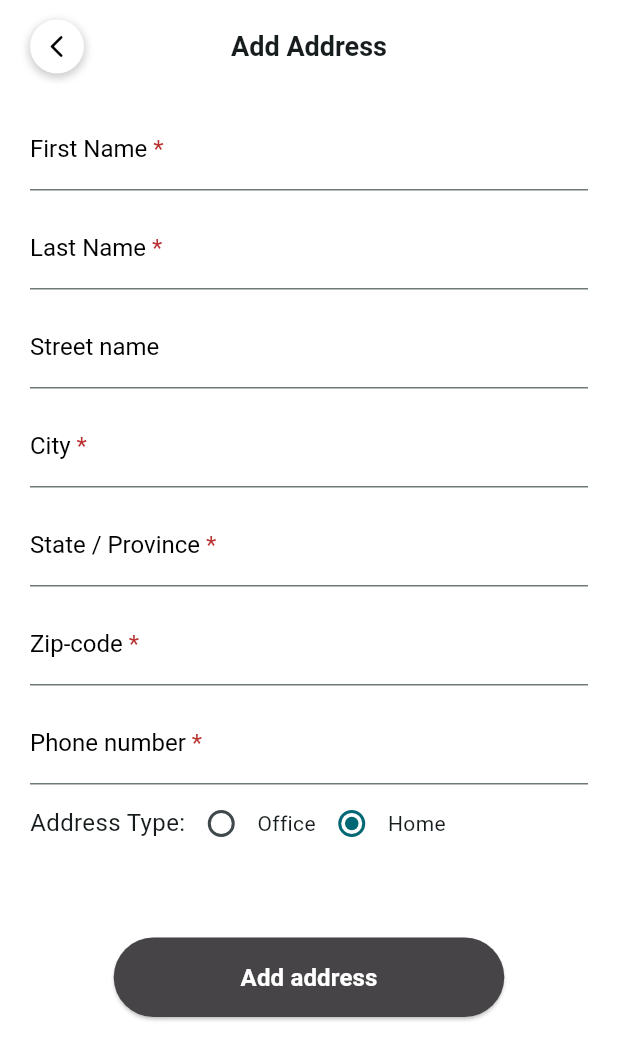
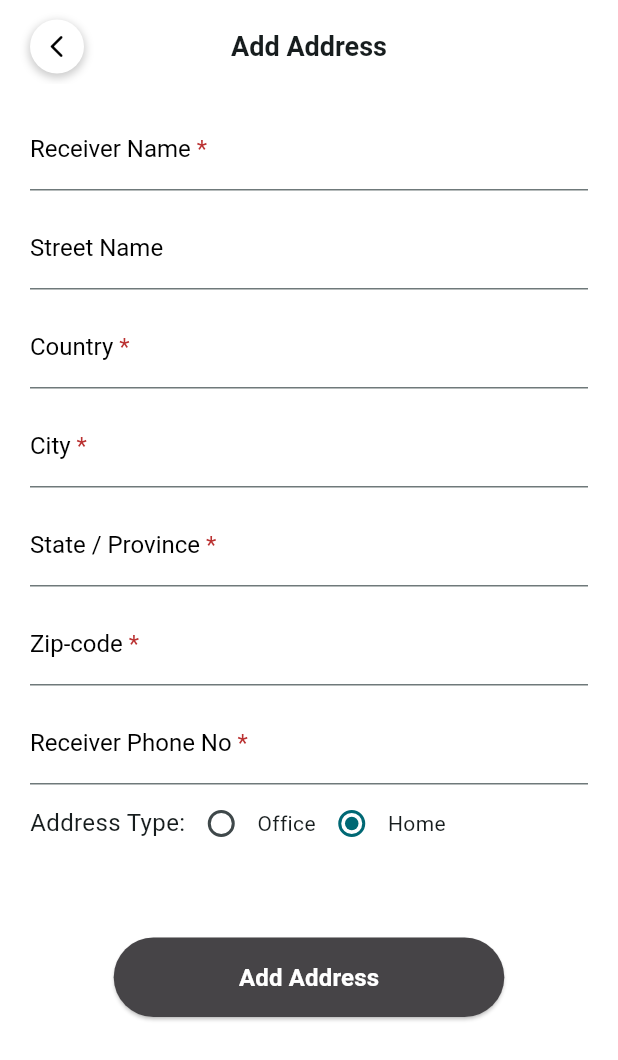
Before and after one commit to hupptechnologies/flutter-shopping-store, a Flutter app: the AddressView screen opened by its route, after a tap on "Add new address", on a phone screen of 412 x 824 dp. Shown: the top 1060 px of the screen. Run offline on Flutter 3.47's test engine with Material 3 defaults, Android fonts, the phone set to English and light mode, and no system bars; our stand-ins replace carousel_slider, cookie_jar, custom_rating_bar, dio, dio_cookie_manager, flutter_dash and 5 more; accounts and stored records are empty; network calls fail.

Commit message:
Integrate create OR update address API

```diff
--- a/lib/screens/profile/addAddress/controller/add_address_controller.dart
+++ b/lib/screens/profile/addAddress/controller/add_address_controller.dart
@@ -1,5 +1,3 @@
-import 'package:e_commerce/common/enum/address_enum.dart';
-import 'package:e_commerce/common/types/form_type.dart';
 import 'package:e_commerce/common/utils/common_snackbar.dart';
 import 'package:e_commerce/data/address/address_dto.dart';
 import 'package:e_commerce/service/address_service.dart';
@@ -7,54 +5,40 @@ import 'package:flutter/material.dart';
 import 'package:get/get.dart';
 
 class AddAddressController extends GetxController {
+  final AddressService addressService = AddressService();
   final GlobalKey<FormState> formKey = GlobalKey<FormState>();
-  final AddressService addressService = AddressService();
+  final Rx<AddressDto> addressDto = Rx<AddressDto>(AddressDto());
+  final RxBool isEditMode = false.obs;
 
-  final Rx<AddressDto> addressDto = Rx<AddressDto>(AddressDto());
-
-  final Map<String, FormType> fields = {
-    'firstName': FormType(labelText: "First Name", isRequired: true),
-    "lastName": FormType(labelText: "Last Name", isRequired: true),
-    "streetName": FormType(labelText: "Street name"),
-    "city": FormType(labelText: "City", isRequired: true),
-    "state": FormType(labelText: "State / Province", isRequired: true),
-    "zipCode": FormType(
-      labelText: "Zip-code",
-      keyboardType: TextInputType.number,
-      isRequired: true,
-    ),
-    "phoneNumber": FormType(
-      labelText: "Phone number",
-      keyboardType: TextInputType.number,
-      isRequired: true,
-    ),
-  };
-
-  late Rx<AddressEnum> addressEnum = AddressEnum.home.obs;
-
-  void setAddress(AddressEnum value) {
-    addressEnum.value = value;
-  }
-
-  void addAddress() {
+  Future<void> saveAddress() async {
     if (formKey.currentState!.validate()) {
-      Get.back();
+      final response = await addressService.createOrUpdate(addressDto.value);
+      if (response.error) {
+        CommonSnackbar.error(response.message);
+        return;
+      }
+      Get.back(result: true);
+      CommonSnackbar.success(response.message);
     }
   }
 
   @override
   void onInit() {
+    super.onInit();
     final id = Get.arguments['id'];
 
     if (id != null) {
-      getAddressDetails(id);
+      isEditMode.value = true;
+      WidgetsBinding.instance.addPostFrameCallback((_) {
+        getAddressDetails(id);
+      });
     }
-
-    super.onInit();
   }
 
   Future<void> getAddressDetails(dynamic id) async {
-    final response = await addressService.getById(id);
+    final id = Get.arguments['id'];
+
+    final response = await addressService.getById(id.toString());
     if (!response.error) {
       addressDto.value = response.data!;
       return;
--- a/lib/screens/profile/addAddress/view/add_address_view.dart
+++ b/lib/screens/profile/addAddress/view/add_address_view.dart
@@ -1,7 +1,7 @@
-import 'package:e_commerce/common/constant/app_colors.dart';
 import 'package:e_commerce/common/constant/margin_padding.dart';
 import 'package:e_commerce/common/enum/address_enum.dart';
 import 'package:e_commerce/screens/profile/addAddress/controller/add_address_controller.dart';
+import 'package:e_commerce/screens/profile/addAddress/view/widget/add_address_form_fields.dart';
 import 'package:e_commerce/widgets/back_button_appbar_title.dart';
 import 'package:e_commerce/widgets/button_widget.dart';
 import 'package:e_commerce/widgets/pop_scope_wrapper.dart';
@@ -14,9 +14,10 @@ class AddAddressView extends GetView<AddAddressController> {
   @override
   Widget build(BuildContext context) {
     return PopScopeWrapper<AddAddressController>(
+      isLoader: controller.addressService.apiService.isLoader,
       child: Scaffold(
-        appBar: const BackButtonAppbarTitle(
-          title: 'Add Address',
+        appBar: BackButtonAppbarTitle(
+          title: controller.isEditMode.value ? "Edit Address" : "Add Address",
           centerTitle: true,
         ),
         body: SafeArea(
@@ -32,37 +33,7 @@ class AddAddressView extends GetView<AddAddressController> {
                 child: Column(
                   spacing: 10,
                   children: [
-                    ...controller.fields.entries.map((field) {
-                      return TextFormField(
-                        controller: field.value.controller,
-                        decoration: InputDecoration(
-                          label: RichText(
-                            text: TextSpan(
-                              text: field.value.labelText,
-                              style: const TextStyle(
-                                  color: Colors.black, fontSize: 16),
-                              children: field.value.isRequired
-                                  ? [
-                                      const TextSpan(
-                                        text: " *",
-                                        style:
-                                            TextStyle(color: AppColors.offRed),
-                                      ),
-                                    ]
-                                  : [],
-                            ),
-                          ),
-                        ),
-                        keyboardType: field.value.keyboardType,
-                        validator: (value) {
-                          if (field.value.isRequired &&
-                              (value == null || value.trim().isEmpty)) {
-                            return "${field.value.labelText} is required";
-                          }
-                          return null;
-                        },
-                      );
-                    }),
+                    const AddAddressFormFields(),
                     Row(
                       crossAxisAlignment: CrossAxisAlignment.start,
                       children: [
@@ -73,23 +44,30 @@ class AddAddressView extends GetView<AddAddressController> {
                             style: TextStyle(fontSize: 16),
                           ),
                         ),
-                        Obx(() => Row(
+                        Obx(
+                          () => Row(
                             children: AddressEnum.values
                                 .map((address) => GestureDetector(
-                                        onTap: () =>
-                                            controller.setAddress(address),
+                                      onTap: () {
+                                        controller.addressDto.value
+                                            .update(type: address);
+                                        controller.addressDto.refresh();
+                                      },
                                       child: Row(
                                         children: [
                                           Radio<AddressEnum>(
-                                              visualDensity:
-                                                  const VisualDensity(
-                                                vertical: -4,
-                                              ),
+                                            visualDensity: const VisualDensity(
+                                                vertical: -4),
                                             value: address,
-                                              groupValue:
-                                                  controller.addressEnum.value,
-                                              onChanged: (value) =>
-                                                  controller.setAddress(value!),
+                                            groupValue: controller
+                                                .addressDto.value.type,
+                                            onChanged: (value) {
+                                              if (value != null) {
+                                                controller.addressDto.value
+                                                    .update(type: value);
+                                                controller.addressDto.refresh();
+                                              }
+                                            },
                                           ),
                                           Text(address.name.capitalizeFirst ??
                                               ''),
@@ -97,7 +75,8 @@ class AddAddressView extends GetView<AddAddressController> {
                                       ),
                                     ))
                                 .toList(),
-                            ))
+                          ),
+                        )
                       ],
                     ),
                     const SizedBox(height: 20),
@@ -106,9 +85,11 @@ class AddAddressView extends GetView<AddAddressController> {
                       child: FractionallySizedBox(
                         widthFactor: 0.7,
                         child: ButtonWidget(
-                          title: 'Add address',
+                          title: controller.isEditMode.value
+                              ? "Edit Address"
+                              : "Add Address",
                           isDisable: false,
-                          onPressed: controller.addAddress,
+                          onPressed: controller.saveAddress,
                         ),
                       ),
                     )
--- /dev/null
+++ b/lib/screens/profile/addAddress/view/widget/add_address_form_fields.dart
@@ -0,0 +1,83 @@
+import 'package:e_commerce/screens/profile/addAddress/controller/add_address_controller.dart';
+import 'package:e_commerce/screens/profile/addAddress/view/widget/add_address_text_field.dart';
+import 'package:flutter/material.dart';
+import 'package:get/get.dart';
+
+class AddAddressFormFields extends GetView<AddAddressController> {
+  const AddAddressFormFields({super.key});
+
+  @override
+  Widget build(BuildContext context) {
+    return Column(
+      spacing: 10,
+      children: [
+        Obx(
+          () => AddAddressTextField(
+            label: "Receiver Name",
+            isRequired: true,
+            onChanged: (value) =>
+                controller.addressDto.value.update(receiverName: value),
+            value: controller.addressDto.value.receiverName,
+          ),
+        ),
+        Obx(
+          () => AddAddressTextField(
+            label: "Street Name",
+            onChanged: (value) =>
+                controller.addressDto.value.update(street: value),
+            value: controller.addressDto.value.street,
+          ),
+        ),
+        Obx(
+          () => AddAddressTextField(
+            label: "Country",
+            isRequired: true,
+            onChanged: (value) =>
+                controller.addressDto.value.update(country: value),
+            value: controller.addressDto.value.country,
+          ),
+        ),
+        Obx(
+          () => AddAddressTextField(
+            label: "City",
+            isRequired: true,
+            onChanged: (value) =>
+                controller.addressDto.value.update(city: value),
+            value: controller.addressDto.value.city,
+          ),
+        ),
+        Obx(
+          () => AddAddressTextField(
+            label: "State / Province",
+            isRequired: true,
+            onChanged: (value) =>
+                controller.addressDto.value.update(state: value),
+            value: controller.addressDto.value.state,
+          ),
+        ),
+        Obx(
+          () => AddAddressTextField(
+            label: "Zip-code",
+            isRequired: true,
+            isZipCode: true,
+            onChanged: (value) =>
+                controller.addressDto.value.update(zipCode: value),
+            value: controller.addressDto.value.zipCode,
+            keyboardType: TextInputType.number,
+          ),
+        ),
+        Obx(
+          () => AddAddressTextField(
+            label: "Receiver Phone No",
+            isRequired: true,
+            isNumber: true,
+            onChanged: (value) =>
+                controller.addressDto.value.update(receiverPhone: value),
+            value: controller.addressDto.value.receiverPhone,
+            keyboardType: TextInputType.number,
+          ),
+        ),
+      ],
+    );
+  }
+}
--- /dev/null
+++ b/lib/screens/profile/addAddress/view/widget/add_address_text_field.dart
@@ -0,0 +1,63 @@
+import 'package:e_commerce/common/constant/app_colors.dart';
+import 'package:flutter/material.dart';
+
+class AddAddressTextField extends StatelessWidget {
+  final String? value;
+  final String label;
+  final bool isRequired;
+  final TextInputType? keyboardType;
+  final bool isZipCode;
+  final bool isNumber;
+  final void Function(String)? onChanged;
+
+  const AddAddressTextField({
+    super.key,
+    this.value,
+    required this.label,
+    this.isRequired = false,
+    this.keyboardType,
+    this.onChanged,
+    this.isNumber = false,
+    this.isZipCode = false,
+  });
+
+  @override
+  Widget build(BuildContext context) {
+    return TextFormField(
+      key: ValueKey(value),
+      initialValue: value,
+      keyboardType: keyboardType,
+      onChanged: onChanged,
+      autovalidateMode: AutovalidateMode.onUserInteraction,
+      decoration: InputDecoration(
+        label: RichText(
+          text: TextSpan(
+              text: label,
+              style: const TextStyle(color: Colors.black, fontSize: 16),
+              children: isRequired
+                  ? [
+                      const TextSpan(
+                        text: " *",
+                        style: TextStyle(color: AppColors.offRed),
+                      ),
+                    ]
+                  : []),
+        ),
+      ),
+      validator: (value) {
+        if (isRequired && (value == null || value.trim().isEmpty)) {
+          return "$label is required";
+        }
+        if (isZipCode && !RegExp(r"^\d{5,10}$").hasMatch(value ?? "")) {
+          return "Enter a valid Zip-code (5-10 digits)";
+        }
+
+        if (isNumber &&
+            !RegExp(r"^\+?[0-9]{1,3}?[0-9]{10}$").hasMatch(value ?? "")) {
+          return "Enter a valid phone number (10 digits, optional +country code)";
+        }
+        return null;
+      },
+    );
+  }
+}
--- a/lib/screens/profile/address/controller/address_controller.dart
+++ b/lib/screens/profile/address/controller/address_controller.dart
@@ -39,9 +39,13 @@ class AddressController extends GetxController {
     CommonSnackbar.error(response.message);
   }
 
-  void editOrCreate(int? id) {
-    Get.toNamed(AppRoutes.addAddress, arguments: {
+  void editOrCreate(int? id) async {
+    final bool result = await Get.toNamed(AppRoutes.addAddress, arguments: {
       'id': id,
     });
+
+    if (result == true) {
+      fetchAddressList();
+    }
   }
 }
```
Also changed, not shown: lib/data/address/address_dto.dart (+21 -0 lines), lib/service/address_service.dart (+17 -1 lines). Lines whose indentation alone changed are shown as unchanged.
